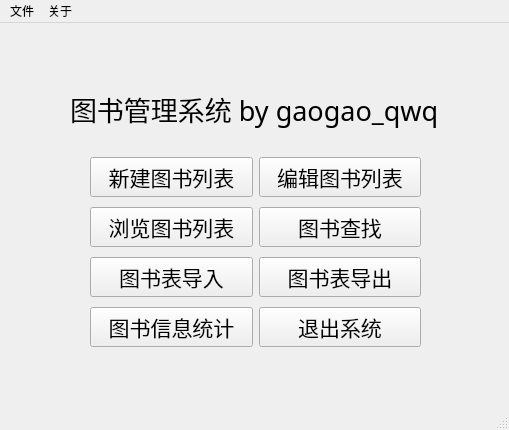
gaogao-qwq/Book_Manage_System_QT, file Sources/Forms/mainmenu.ui: the form before one commit.
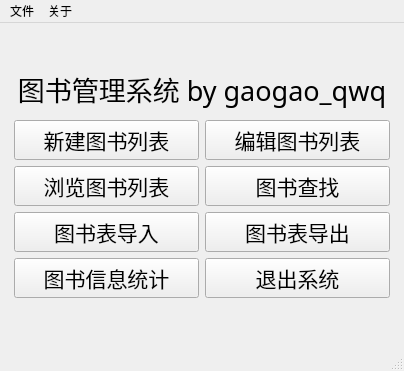
The form after the commit. Icons and pictures are not drawn.

Patch:
```diff
--- a/Sources/Forms/mainmenu.ui
+++ b/Sources/Forms/mainmenu.ui
@@ -6,8 +6,8 @@
    <rect>
     <x>0</x>
     <y>0</y>
-    <width>509</width>
-    <height>430</height>
+    <width>404</width>
+    <height>371</height>
    </rect>
   </property>
   <property name="windowTitle">
@@ -19,16 +19,50 @@
    </iconset>
   </property>
   <widget class="QWidget" name="centralwidget">
-   <widget class="QWidget" name="gridLayoutWidget">
-    <property name="geometry">
-     <rect>
-      <x>90</x>
-      <y>130</y>
-      <width>331</width>
-      <height>201</height>
-     </rect>
-    </property>
+   <layout class="QVBoxLayout" name="verticalLayout">
+    <item>
+     <spacer name="verticalSpacer_2">
+      <property name="orientation">
+       <enum>Qt::Vertical</enum>
+      </property>
+      <property name="sizeHint" stdset="0">
+       <size>
+        <width>20</width>
+        <height>40</height>
+       </size>
+      </property>
+     </spacer>
+    </item>
+    <item>
+     <widget class="QLabel" name="label">
+      <property name="font">
+       <font>
+        <family>黑体</family>
+        <pointsize>20</pointsize>
+       </font>
+      </property>
+      <property name="text">
+       <string>图书管理系统 by gaogao_qwq</string>
+      </property>
+      <property name="alignment">
+       <set>Qt::AlignCenter</set>
+      </property>
+     </widget>
+    </item>
+    <item>
     <layout class="QGridLayout" name="gridLayout">
+      <property name="leftMargin">
+       <number>5</number>
+      </property>
+      <property name="topMargin">
+       <number>5</number>
+      </property>
+      <property name="rightMargin">
+       <number>5</number>
+      </property>
+      <property name="bottomMargin">
+       <number>5</number>
+      </property>
      <item row="5" column="0">
       <widget class="QPushButton" name="bookAnalysisButton">
        <property name="font">
@@ -129,33 +163,28 @@
       </widget>
      </item>
     </layout>
-   </widget>
-   <widget class="QLabel" name="label">
-    <property name="geometry">
-     <rect>
-      <x>70</x>
-      <y>60</y>
-      <width>371</width>
-      <height>51</height>
-     </rect>
-    </property>
-    <property name="font">
-     <font>
-      <family>黑体</family>
-      <pointsize>20</pointsize>
-     </font>
-    </property>
-    <property name="text">
-     <string>图书管理系统 by gaogao_qwq</string>
-    </property>
-   </widget>
+    </item>
+    <item>
+     <spacer name="verticalSpacer">
+      <property name="orientation">
+       <enum>Qt::Vertical</enum>
+      </property>
+      <property name="sizeHint" stdset="0">
+       <size>
+        <width>20</width>
+        <height>40</height>
+       </size>
+      </property>
+     </spacer>
+    </item>
+   </layout>
   </widget>
   <widget class="QMenuBar" name="menubar">
    <property name="geometry">
     <rect>
      <x>0</x>
      <y>0</y>
-     <width>509</width>
+     <width>404</width>
      <height>22</height>
     </rect>
    </property>
```
Lines whose indentation alone changed are shown as unchanged.
